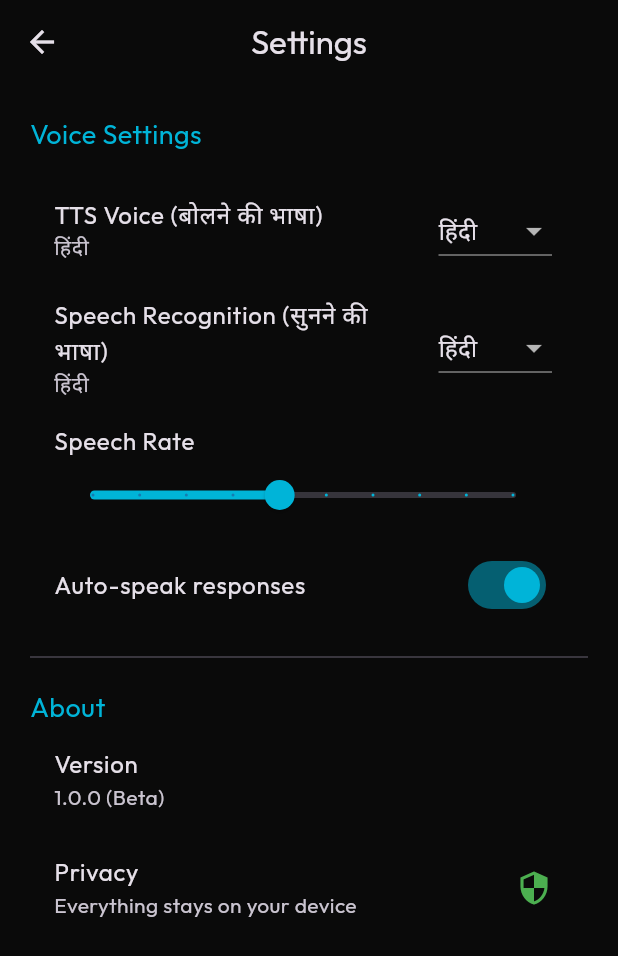
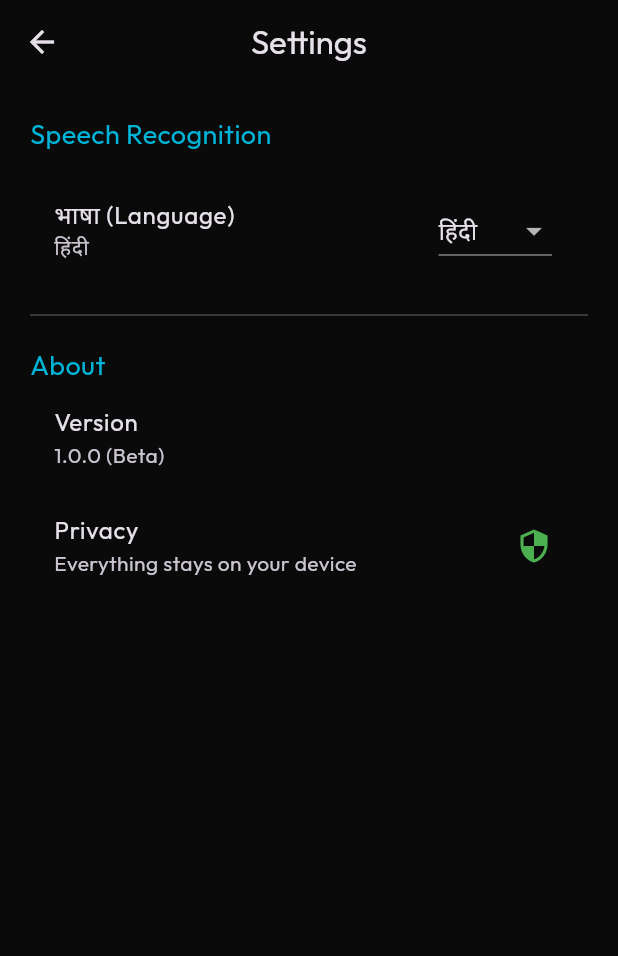
Before and after one commit to agdesigner12-afk/sana_ai, a Flutter app: the HomePage screen opened directly, after a tap on the "settings" icon, on a phone screen of 412 x 824 dp. Shown: the top 956 px of the screen. Run offline on Flutter 3.47's test engine with Material 3 defaults, Android fonts, the light colour scheme and no system bars; our stand-ins replace google_fonts, permission_handler, shared_preferences, speech_to_text; accounts and stored records are empty.

Commit message:
Remove TTS completely - final working version

```diff
--- a/lib/main.dart
+++ b/lib/main.dart
@@ -3,7 +3,6 @@
 import 'dart:async';
 import 'package:flutter/material.dart';
 import 'package:speech_to_text/speech_to_text.dart' as stt;
-import 'package:flutter_tts/flutter_tts.dart';
 import 'package:permission_handler/permission_handler.dart';
 import 'package:shared_preferences/shared_preferences.dart';
 import 'package:google_fonts/google_fonts.dart';
@@ -170,38 +169,26 @@ class HomePage extends StatefulWidget {
   State<HomePage> createState() => _HomePageState();
 }
 
-class _HomePageState extends State<HomePage> with WidgetsBindingObserver {
+class _HomePageState extends State<HomePage> {
   late SanaState state;
   bool _micAvailable = false;
   final stt.SpeechToText _speech = stt.SpeechToText();
-  final FlutterTts _tts = FlutterTts();
   final TextEditingController _msgController = TextEditingController();
   final ScrollController _scrollController = ScrollController();
-  bool _isTtsReady = false;
 
   @override
   void initState() {
     super.initState();
-    WidgetsBinding.instance.addObserver(this);
     state = Provider.of<SanaState>(context, listen: false);
     _initSpeech();
-    _initTts();
     state.initialize();
   }
 
   @override
   void dispose() {
-    WidgetsBinding.instance.removeObserver(this);
     _msgController.dispose();
     _scrollController.dispose();
     super.dispose();
-  }
-
-  @override
-  void didChangeAppLifecycleState(AppLifecycleState lifecycleState) {
-    if (lifecycleState == AppLifecycleState.paused) {
-      _tts.stop();
-    }
   }
 
   Future<void> _initSpeech() async {
@@ -209,16 +196,6 @@ class _HomePageState extends State<HomePage> with WidgetsBindingObserver {
       onError: (error) => debugPrint('STT Error: $error'),
     );
     if (mounted) setState(() => _micAvailable = available);
-  }
-
-  Future<void> _initTts() async {
-    final prefs = await SharedPreferences.getInstance();
-    final voice = prefs.getString('tts_voice') ?? 'hi-IN';
-    final rate = prefs.getDouble('tts_rate') ?? 0.5;
-    await _tts.setLanguage(voice);
-    await _tts.setSpeechRate(rate);
-    await _tts.setPitch(1.0);
-    if (mounted) setState(() => _isTtsReady = true);
   }
 
   Future<void> _startListening() async {
@@ -238,7 +215,7 @@ class _HomePageState extends State<HomePage> with WidgetsBindingObserver {
       },
       listenFor: const Duration(seconds: 30),
       pauseFor: const Duration(seconds: 3),
-      localeId: state.selectedSttLocale, // डायनामिक लोकेल
+      localeId: state.selectedSttLocale,
       onSoundLevelChange: (level) {},
       cancelOnError: true,
       partialResults: true,
@@ -257,19 +234,7 @@ class _HomePageState extends State<HomePage> with WidgetsBindingObserver {
     state.addUserMessage(text);
     _msgController.clear();
     _scrollToBottom();
-    final response = await state.sendMessage(text);
-    if (response != null && state.autoSpeak) {
-      await _speak(response);
-    }
-  }
-
-  Future<void> _speak(String text) async {
-    if (!_isTtsReady) return;
-    await _tts.speak(text);
-  }
-
-  Future<void> _replayMessage(String text) async {
-    await _speak(text);
+    await state.sendMessage(text);
   }
 
   void _scrollToBottom() {
@@ -316,7 +281,6 @@ class _HomePageState extends State<HomePage> with WidgetsBindingObserver {
             onStartListen: _startListening,
             onStopListen: _stopListening,
             onSend: _sendMessage,
-            onReplay: _replayMessage,
           ),
         );
       },
@@ -336,7 +300,6 @@ class _ChatView extends StatelessWidget {
   final VoidCallback onStartListen;
   final VoidCallback onStopListen;
   final Function(String) onSend;
-  final Function(String) onReplay;
 
   const _ChatView({
     required this.state,
@@ -347,7 +310,6 @@ class _ChatView extends StatelessWidget {
     required this.onStartListen,
     required this.onStopListen,
     required this.onSend,
-    required this.onReplay,
   });
 
   @override
@@ -365,7 +327,6 @@ class _ChatView extends StatelessWidget {
               return _MessageBubble(
                 text: msg['content'] ?? '',
                 isUser: isUser,
-                onReplay: isUser ? null : () => onReplay(msg['content']!),
               );
             },
           ),
@@ -398,9 +359,8 @@ class _ChatView extends StatelessWidget {
 class _MessageBubble extends StatelessWidget {
   final String text;
   final bool isUser;
-  final VoidCallback? onReplay;
 
-  const _MessageBubble({required this.text, required this.isUser, this.onReplay});
+  const _MessageBubble({required this.text, required this.isUser});
 
   @override
   Widget build(BuildContext context) {
@@ -431,24 +391,9 @@ class _MessageBubble extends StatelessWidget {
                 ),
                 border: isUser ? Border.all(color: const Color(0xFF00B4D8).withOpacity(0.3)) : null,
               ),
-              child: Column(
-                crossAxisAlignment: CrossAxisAlignment.start,
-                children: [
-                  SelectableText(
-                    text,
-                    style: TextStyle(color: isUser ? Colors.white : Colors.white70),
-                  ),
-                  if (!isUser && onReplay != null)
-                    Align(
-                      alignment: Alignment.centerRight,
-                      child: IconButton(
-                        icon: const Icon(Icons.volume_up, size: 18, color: Color(0xFF00B4D8)),
-                        onPressed: onReplay,
-                        padding: EdgeInsets.zero,
-                        constraints: const BoxConstraints(),
-                      ),
-                    ),
-                ],
+              child: SelectableText(
+                text,
+                style: TextStyle(color: isUser ? Colors.white : Colors.white70),
               ),
             ),
           ),
@@ -544,7 +489,7 @@ class _MessageInput extends StatelessWidget {
 }
 
 // -------------------------------------------------------------
-// सेटिंग्स स्क्रीन (उर्दू सपोर्ट सहित)
+// सेटिंग्स स्क्रीन (बिना TTS के)
 // -------------------------------------------------------------
 class SettingsScreen extends StatefulWidget {
   const SettingsScreen({super.key});
@@ -554,9 +499,6 @@ class SettingsScreen extends StatefulWidget {
 }
 
 class _SettingsScreenState extends State<SettingsScreen> {
-  String _selectedVoice = 'hi-IN';
-  double _speechRate = 0.5;
-  bool _autoSpeak = true;
   String _selectedSttLocale = 'hi_IN';
 
   @override
@@ -568,25 +510,14 @@ class _SettingsScreenState extends State<SettingsScreen> {
   Future<void> _loadSettings() async {
     final prefs = await SharedPreferences.getInstance();
     setState(() {
-      _selectedVoice = prefs.getString('tts_voice') ?? 'hi-IN';
-      _speechRate = prefs.getDouble('tts_rate') ?? 0.5;
-      _autoSpeak = prefs.getBool('auto_speak') ?? true;
       _selectedSttLocale = prefs.getString('stt_locale') ?? 'hi_IN';
     });
   }
 
   Future<void> _saveSettings() async {
     final prefs = await SharedPreferences.getInstance();
-    await prefs.setString('tts_voice', _selectedVoice);
-    await prefs.setDouble('tts_rate', _speechRate);
-    await prefs.setBool('auto_speak', _autoSpeak);
     await prefs.setString('stt_locale', _selectedSttLocale);
-    Provider.of<SanaState>(context, listen: false).updateSettings(
-      voice: _selectedVoice,
-      rate: _speechRate,
-      autoSpeak: _autoSpeak,
-      sttLocale: _selectedSttLocale,
-    );
+    Provider.of<SanaState>(context, listen: false).updateSettings(sttLocale: _selectedSttLocale);
     ScaffoldMessenger.of(context).showSnackBar(
       const SnackBar(content: Text('Settings saved')),
     );
@@ -605,26 +536,10 @@ class _SettingsScreenState extends State<SettingsScreen> {
       body: ListView(
         padding: const EdgeInsets.all(20),
         children: [
-          const Text('Voice Settings', style: TextStyle(fontSize: 18, color: Color(0xFF00B4D8))),
+          const Text('Speech Recognition', style: TextStyle(fontSize: 18, color: Color(0xFF00B4D8))),
           const SizedBox(height: 16),
           ListTile(
-            title: const Text('TTS Voice (बोलने की भाषा)'),
-            subtitle: Text(_selectedVoice == 'hi-IN' ? 'हिंदी' : (_selectedVoice == 'ur-PK' ? 'اردو' : 'English')),
-            trailing: DropdownButton<String>(
-              value: _selectedVoice,
-              onChanged: (String? newValue) {
-                setState(() => _selectedVoice = newValue!);
-                _saveSettings();
-              },
-              items: const [
-                DropdownMenuItem(value: 'hi-IN', child: Text('हिंदी')),
-                DropdownMenuItem(value: 'ur-PK', child: Text('اردو')),
-                DropdownMenuItem(value: 'en-US', child: Text('English')),
-              ],
-            ),
-          ),
-          ListTile(
-            title: const Text('Speech Recognition (सुनने की भाषा)'),
+            title: const Text('भाषा (Language)'),
             subtitle: Text(_selectedSttLocale == 'hi_IN' ? 'हिंदी' : (_selectedSttLocale == 'ur_PK' ? 'اردو' : 'English')),
             trailing: DropdownButton<String>(
               value: _selectedSttLocale,
@@ -638,30 +553,6 @@ class _SettingsScreenState extends State<SettingsScreen> {
                 DropdownMenuItem(value: 'en_US', child: Text('English')),
               ],
             ),
-          ),
-          ListTile(
-            title: const Text('Speech Rate'),
-            subtitle: Slider(
-              value: _speechRate,
-              min: 0.1,
-              max: 1.0,
-              divisions: 9,
-              label: _speechRate.toStringAsFixed(1),
-              activeColor: const Color(0xFF00B4D8),
-              onChanged: (val) {
-                setState(() => _speechRate = val);
-                _saveSettings();
-              },
-            ),
-          ),
-          SwitchListTile(
-            title: const Text('Auto-speak responses'),
-            value: _autoSpeak,
-            onChanged: (val) {
-              setState(() => _autoSpeak = val);
-              _saveSettings();
-            },
-            activeColor: const Color(0xFF00B4D8),
           ),
           const Divider(height: 40),
           const Text('About', style: TextStyle(fontSize: 18, color: Color(0xFF00B4D8))),
@@ -686,15 +577,9 @@ class _SettingsScreenState extends State<SettingsScreen> {
 class SanaState extends ChangeNotifier {
   List<Map<String, String>> messages = [];
   bool isGenerating = false;
-
-  String ttsVoice = 'hi-IN';
-  double ttsRate = 0.5;
-  bool autoSpeak = true;
   String selectedSttLocale = 'hi_IN';
 
-  void initialize() {
-    // कोई मॉडल लोडिंग नहीं
-  }
+  void initialize() {}
 
   void addUserMessage(String text) {
     messages.add({'role': 'user', 'content': text});
@@ -702,15 +587,15 @@ class SanaState extends ChangeNotifier {
     notifyListeners();
   }
 
-  Future<String?> sendMessage(String prompt) async {
+  Future<void> sendMessage(String prompt) async {
     isGenerating = true;
     notifyListeners();
 
-    // बहुभाषी मॉक जवाब
+    // मॉक जवाब
     String mockReply;
-    if (ttsVoice == 'ur-PK') {
+    if (selectedSttLocale == 'ur_PK') {
       mockReply = "السلام علیکم! میں ثناء ہوں۔ یہ ایک آزمائشی پیغام ہے۔";
-    } else if (ttsVoice == 'hi-IN') {
+    } else if (selectedSttLocale == 'hi_IN') {
       mockReply = "नमस्ते! मैं सना हूँ। यह एक परीक्षण संदेश है।";
     } else {
       mockReply = "Hello! I am Sana. This is a test message.";
@@ -726,13 +611,9 @@ class SanaState extends ChangeNotifier {
 
     isGenerating = false;
     notifyListeners();
-    return mockReply;
   }
 
-  void updateSettings({String? voice, double? rate, bool? autoSpeak, String? sttLocale}) {
-    if (voice != null) ttsVoice = voice;
-    if (rate != null) ttsRate = rate;
-    if (autoSpeak != null) this.autoSpeak = autoSpeak;
+  void updateSettings({String? sttLocale}) {
     if (sttLocale != null) selectedSttLocale = sttLocale;
     notifyListeners();
   }
--- a/pubspec.yaml
+++ b/pubspec.yaml
@@ -10,7 +10,6 @@ dependencies:
   flutter:
     sdk: flutter
   speech_to_text: ^6.5.0
-  # flutter_tts हटा दिया गया है
   permission_handler: ^11.0.1
   shared_preferences: ^2.2.2
   google_fonts: ^6.1.0
```
